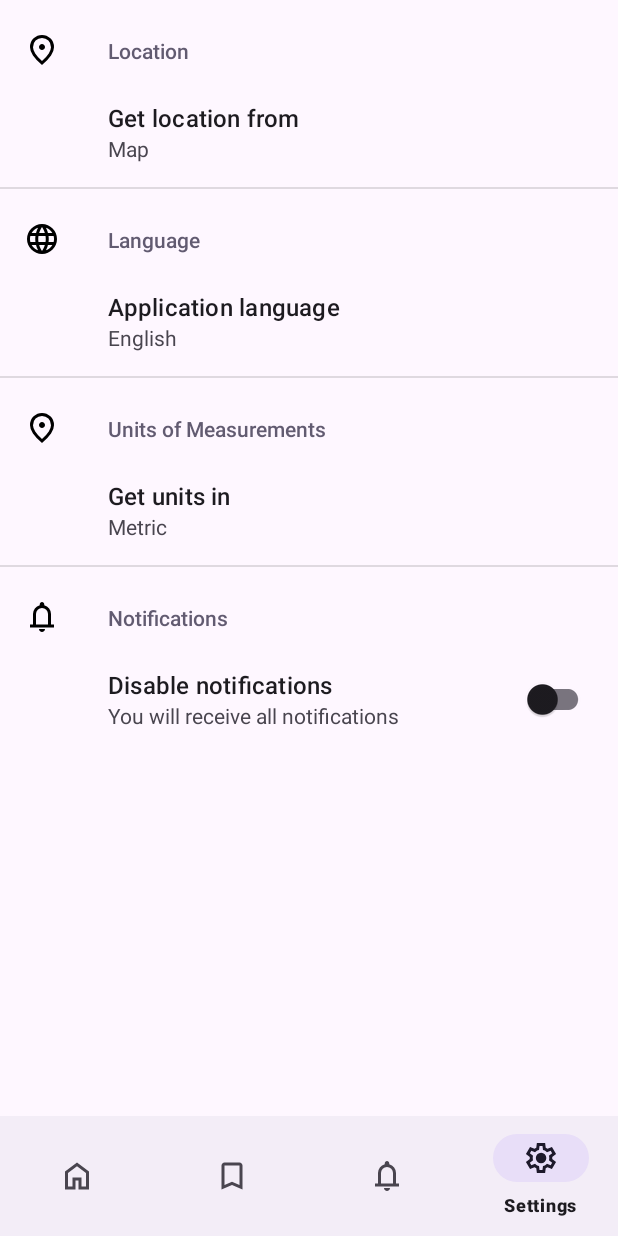
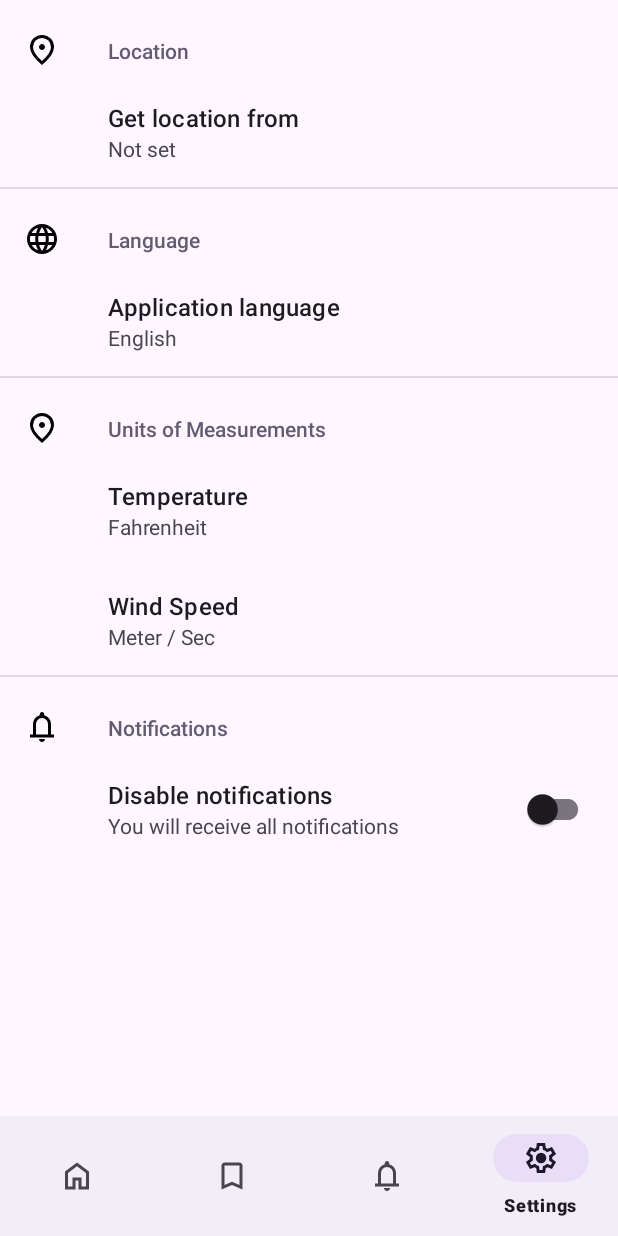
Before and after one commit to ywsoliman/weather-app, an Android app: the SettingsFragment screen opened through its navigation route, on a phone screen of 412 x 824 dp. Run offline under Robolectric (Android 15) with nearby library versions, the light colour scheme and no system bars; our stand-ins replace androidx.preference, navigation-ui; pictures from the network do not load; 5 statements that could not run were skipped.

Commit message:
Added Temperature and Wind Speed Preferences in Settings

```diff
--- a/app/src/main/res/values/arrays.xml
+++ b/app/src/main/res/values/arrays.xml
@@ -19,16 +19,27 @@
         <item>ar</item>
     </string-array>
 
-    <string-array name="units_entries">
-        <item>@string/standard</item>
-        <item>@string/metric</item>
-        <item>@string/imperial</item>
+    <string-array name="temp_entries">
+        <item>@string/kelvin</item>
+        <item>@string/celsius</item>
+        <item>@string/fahrenheit</item>
     </string-array>
 
-    <string-array name="units_values">
-        <item>standard</item>
-        <item>metric</item>
-        <item>imperial</item>
+    <string-array name="temp_values">
+        <item>kelvin</item>
+        <item>kelvin</item>
+        <item>celsius</item>
+        <item>fahrenheit</item>
+    </string-array>
+
+    <string-array name="wind_entries">
+        <item>@string/meter_sec</item>
+        <item>@string/mile_hour</item>
+    </string-array>
+
+    <string-array name="wind_values">
+        <item>m/s</item>
+        <item>mph</item>
     </string-array>
 
 </resources>
--- a/app/src/main/res/values/strings.xml
+++ b/app/src/main/res/values/strings.xml
@@ -54,12 +54,15 @@
     <string name="application_language">Application language</string>
     <string name="disable_notifications">Disable notifications</string>
     <string name="get_location_from">Get location from</string>
-    <string name="get_units_in">Get units in</string>
     <string name="no_favorite_places">No Favorite Places</string>
     <string name="add_alert_button">Add Alert Button</string>
     <string name="no_alerts">No Alerts</string>
     <string name="to">To</string>
     <string name="from">From</string>
     <string name="alarm">Alarm</string>
+    <string name="temperature_header">Temperature</string>
+    <string name="kelvin">Kelvin</string>
+    <string name="celsius">Celsius</string>
+    <string name="fahrenheit">Fahrenheit</string>
 
 </resources>
--- a/app/src/main/res/xml/root_preferences.xml
+++ b/app/src/main/res/xml/root_preferences.xml
@@ -5,7 +5,7 @@
         app:title="@string/location_header">
 
         <ListPreference
-            app:defaultValue="map"
+            app:defaultValue=""
             app:entries="@array/location_entries"
             app:entryValues="@array/location_values"
             app:key="location"
@@ -33,11 +33,19 @@
         app:title="@string/units_of_measurements">
 
         <ListPreference
-            app:defaultValue="metric"
-            app:entries="@array/units_entries"
-            app:entryValues="@array/units_values"
-            app:key="units"
-            app:title="@string/get_units_in"
+            app:defaultValue="celsius"
+            app:entries="@array/temp_entries"
+            app:entryValues="@array/temp_values"
+            app:key="temperature"
+            app:title="@string/temperature_header"
+            app:useSimpleSummaryProvider="true" />
+
+        <ListPreference
+            app:defaultValue="m/s"
+            app:entries="@array/wind_entries"
+            app:entryValues="@array/wind_values"
+            app:key="wind"
+            app:title="@string/wind_speed"
             app:useSimpleSummaryProvider="true" />
 
     </PreferenceCategory>
```
Also changed, not shown: app/src/main/java/com/example/weatherapp/home/view/HomeFragment.kt (+4 -4 lines), app/src/main/java/com/example/weatherapp/home/viewmodel/HomeViewModel.kt (+11 -2 lines), app/src/main/java/com/example/weatherapp/util/BindingAdapters.kt (+38 -0 lines), app/src/main/res/layout/fragment_home.xml (+4 -4 lines), 1 other file.
